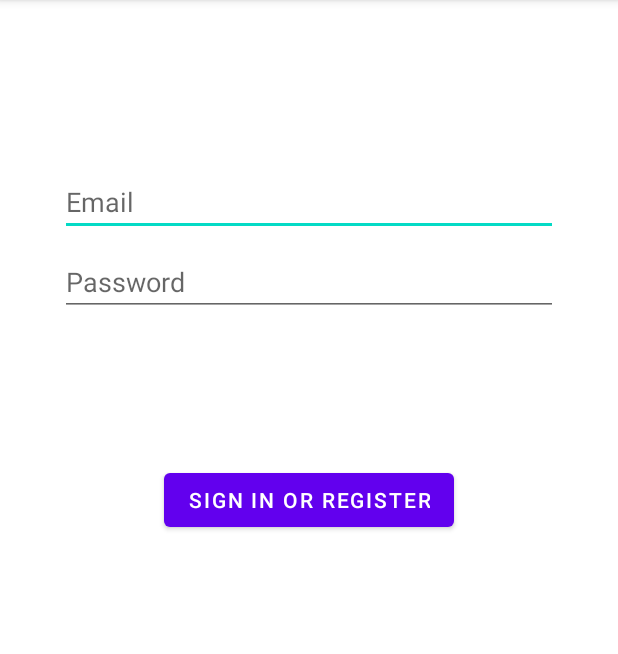
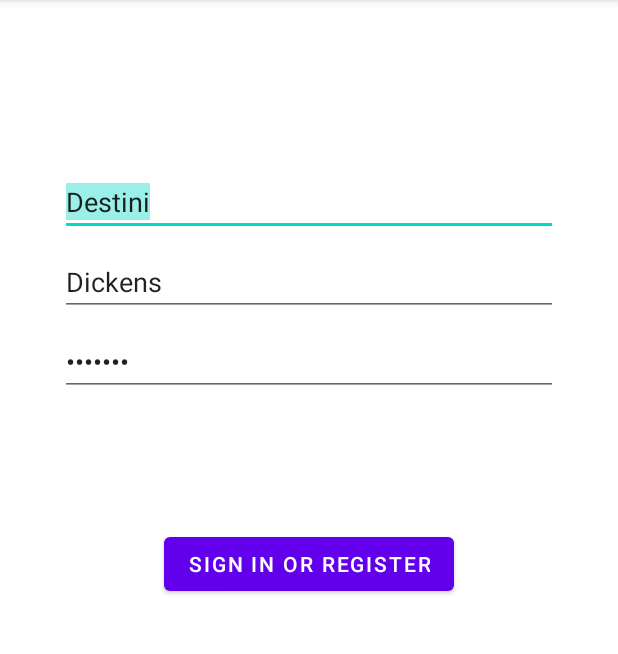
Before and after one commit to deconinckflo/SecureBankAccountsGroup7, an Android app: the screen it shows after launch (LoginActivity), after a tap on "SIGN IN OR REGISTER", on a phone screen of 412 x 824 dp, the part 84-738 px from its top. Run offline under Robolectric (Android 15) with nearby library versions, the light colour scheme and no system bars.

Commit message:
add login

```diff
--- a/app/src/main/AndroidManifest.xml
+++ b/app/src/main/AndroidManifest.xml
@@ -3,7 +3,7 @@
     package="com.group7.secureBankAccounts">
     <uses-permission android:name="android.permission.INTERNET" />
     <application
-        android:allowBackup="true"
+        android:allowBackup="false"
         android:icon="@mipmap/ic_launcher"
         android:label="@string/app_name"
         android:supportsRtl="true"
--- /dev/null
+++ b/app/src/main/java/com/group7/secureBankAccounts/dataBase/UsersDao.java
@@ -0,0 +1,76 @@
+package com.group7.secureBankAccounts.dataBase;
+
+import android.content.Context;
+import android.database.Cursor;
+import android.database.sqlite.SQLiteDatabase;
+import android.database.sqlite.SQLiteStatement;
+import android.util.Log;
+
+import com.google.gson.JsonArray;
+import com.google.gson.JsonObject;
+import com.group7.secureBankAccounts.ApiRequest.Api;
+import com.group7.secureBankAccounts.ApiRequest.ApiInterface;
+import com.group7.secureBankAccounts.data.model.Users;
+
+import org.jetbrains.annotations.NotNull;
+
+import java.sql.PreparedStatement;
+import java.sql.ResultSet;
+
+import retrofit2.Call;
+import retrofit2.Callback;
+import retrofit2.Response;
+
+public class UsersDao {
+
+    public Users getUserById(Context c, Integer id) {
+        UsersDbHelper dbHelper = new UsersDbHelper(c);
+        SQLiteDatabase db = dbHelper.getWritableDatabase();
+        Cursor dbCursor = db.query(Variable.TABLE_NAME,
+                new String[]{Variable.COLUMN_NAME_FIRST_NAME, Variable.COLUMN_NAME_LAST_NAME,Variable.COLUMN_NAME_PASSWORD},
+                Variable._ID + "= ?",
+                new String[]{id.toString()}, null, null, null);
+        if (!dbCursor.moveToFirst()) {
+            return null;
+        }  else {
+            String firstName = dbCursor.getString(dbCursor.getColumnIndex(Variable.COLUMN_NAME_FIRST_NAME));
+            String lastName = dbCursor.getString(dbCursor.getColumnIndex(Variable.COLUMN_NAME_FIRST_NAME));
+            String password = dbCursor.getString(dbCursor.getColumnIndex(Variable.COLUMN_NAME_PASSWORD));
+            return new Users(firstName, lastName, id,  password);
+        }
+    }
+
+    public void insertUsers(Context c, String firstName, String lastName, String hash) {
+        UsersDbHelper dbHelper = new UsersDbHelper(c);
+        SQLiteDatabase db = dbHelper.getWritableDatabase();
+
+        String sqlQuery = "INSERT INTO " + Variable.TABLE_NAME + "(" + Variable.COLUMN_NAME_FIRST_NAME + "," + Variable.COLUMN_NAME_LAST_NAME + "," + Variable.COLUMN_NAME_PASSWORD + ") VALUES(?,?,?)";
+        SQLiteStatement statement = db.compileStatement(sqlQuery);
+        statement.bindString(1, firstName);
+        statement.bindString(2, lastName);
+        statement.bindString(3, hash);
+        statement.executeInsert();
+    }
+
+
+
+
+
+    public Users getUserByFirstNameAndLastName(Context c, String firstName , String lastName) {
+        UsersDbHelper dbHelper = new UsersDbHelper(c);
+        SQLiteDatabase db = dbHelper.getWritableDatabase();
+        Cursor dbCursor = db.query(Variable.TABLE_NAME,
+                new String[]{Variable._ID, Variable.COLUMN_NAME_PASSWORD},
+                Variable.COLUMN_NAME_FIRST_NAME + "= ? AND "+Variable.COLUMN_NAME_LAST_NAME + "= ?",
+                new String[]{firstName,lastName}, null, null, null);
+
+
+        if (!dbCursor.moveToFirst()) {
+            return null;
+        } else {
+            String password = dbCursor.getString(dbCursor.getColumnIndex(Variable.COLUMN_NAME_PASSWORD));
+            Integer id = dbCursor.getInt(dbCursor.getColumnIndex(Variable._ID));
+            return new Users(firstName, lastName, id,  password);
+        }
+    }
+}
--- /dev/null
+++ b/app/src/main/java/com/group7/secureBankAccounts/dataBase/UsersDbHelper.java
@@ -0,0 +1,45 @@
+package com.group7.secureBankAccounts.dataBase;
+
+import android.content.Context;
+import android.database.sqlite.SQLiteDatabase;
+import android.database.sqlite.SQLiteOpenHelper;
+import android.provider.BaseColumns;
+
+import androidx.annotation.Nullable;
+
+public class UsersDbHelper  extends SQLiteOpenHelper {
+
+
+    public static final int DATABASE_VERSION = 1;
+    public static final String DATABASE_NAME = "BankAccount.db";
+
+
+    private static final String SQL_CREATE_ENTRIES =
+            "CREATE TABLE " + Variable.TABLE_NAME + " (" +
+                    Variable._ID + " INTEGER PRIMARY KEY," +
+                    Variable.COLUMN_NAME_FIRST_NAME + " TEXT," +
+                    Variable.COLUMN_NAME_LAST_NAME + " TEXT," +
+                    Variable.COLUMN_NAME_PASSWORD + " TEXT)";
+
+
+
+
+
+    public UsersDbHelper(@Nullable Context context) {
+        super(context, DATABASE_NAME, null, DATABASE_VERSION);
+    }
+
+
+    @Override
+    public void onCreate(SQLiteDatabase db) {
+
+        db.execSQL(SQL_CREATE_ENTRIES);
+    }
+
+    @Override
+    public void onUpgrade(SQLiteDatabase db, int oldVersion, int newVersion) {
+
+    }
+
+
+}
--- a/app/src/main/java/com/group7/secureBankAccounts/ui/login/LoginActivity.java
+++ b/app/src/main/java/com/group7/secureBankAccounts/ui/login/LoginActivity.java
@@ -7,117 +7,54 @@ import android.os.Bundle;
 import android.util.Log;
 import android.view.View;
 import android.widget.EditText;
-import android.widget.TextView;
 
 import androidx.annotation.RequiresApi;
 import androidx.appcompat.app.AppCompatActivity;
 
+
 import com.group7.secureBankAccounts.R;
+import com.group7.secureBankAccounts.data.model.Cipher;
+import com.group7.secureBankAccounts.data.model.Users;
+import com.group7.secureBankAccounts.dataBase.UsersDao;
 
-import java.math.BigInteger;
-import java.security.MessageDigest;
 import java.security.NoSuchAlgorithmException;
-import java.security.SecureRandom;
 import java.security.spec.InvalidKeySpecException;
-import java.security.spec.KeySpec;
-import java.util.Base64;
+import java.sql.SQLException;
 
-import javax.crypto.KeyGenerator;
-import javax.crypto.SecretKey;
-import javax.crypto.SecretKeyFactory;
-import javax.crypto.interfaces.PBEKey;
-import javax.crypto.spec.PBEKeySpec;
-import javax.crypto.spec.SecretKeySpec;
 
 public class LoginActivity extends AppCompatActivity {
 
 
     @Override
     public void onCreate(Bundle savedInstanceState) {
+
         super.onCreate(savedInstanceState);
         setContentView(R.layout.activity_login);
+
     }
 
     @RequiresApi(api = Build.VERSION_CODES.O)
-    public void buttonConnection(View view) throws NoSuchAlgorithmException, InvalidKeySpecException {
-        EditText textViewUserName = (EditText) findViewById(R.id.username);
+    public void buttonConnection(View view) throws NoSuchAlgorithmException, InvalidKeySpecException, SQLException {
+        EditText textViewUserFirstName = (EditText) findViewById(R.id.firstNameText);
+        EditText textViewUserLastName = (EditText) findViewById(R.id.lastNameText);
         EditText textViewPassword = (EditText) findViewById(R.id.password);
 
-        String userName = textViewUserName.getText().toString();
+        String firstName = textViewUserFirstName.getText().toString();
+        String lastName = textViewUserLastName.getText().toString();
         String password = textViewPassword.getText().toString();
 
-        int iterations = 1000;
-        char[] chars = password.toCharArray();
-        byte[] salt = getSalt();
 
-        PBEKeySpec spec = new PBEKeySpec(chars, salt, iterations, 64 * 8);
-        SecretKeyFactory skf = SecretKeyFactory.getInstance("PBKDF2WithHmacSHA1");
-        byte[] hash = skf.generateSecret(spec).getEncoded();
-        Log.d("lol",iterations + ":" + toHex(salt) + ":" + toHex(hash));
+        UsersDao usersDao = new UsersDao();
 
+        Users user = usersDao.getUserByFirstNameAndLastName(this, firstName, lastName);
+        if (user == null) {
 
-
+        } else {
+            Log.d("lol", String.valueOf(Cipher.validatePassword(password, user.getPassword())));
+        }
 
 
     }
-    private static byte[] getSalt () throws NoSuchAlgorithmException {
-        SecureRandom sr = SecureRandom.getInstance("SHA1PRNG");
-        byte[] salt = new byte[16];
-        sr.nextBytes(salt);
-        return salt;
-    }
 
 
-    private static boolean validatePassword (String originalPassword, String storedPassword) throws
-            NoSuchAlgorithmException, InvalidKeySpecException
-    {
-        String[] parts = storedPassword.split(":");
-        int iterations = Integer.parseInt(parts[0]);
-        byte[] salt = fromHex(parts[1]);
-        byte[] hash = fromHex(parts[2]);
-
-        PBEKeySpec spec = new PBEKeySpec(originalPassword.toCharArray(), salt, iterations, hash.length * 8);
-        SecretKeyFactory skf = SecretKeyFactory.getInstance("PBKDF2WithHmacSHA1");
-        byte[] testHash = skf.generateSecret(spec).getEncoded();
-
-        int diff = hash.length ^ testHash.length;
-        for (int i = 0; i < hash.length && i < testHash.length; i++) {
-            diff |= hash[i] ^ testHash[i];
-        }
-        return diff == 0;
-    }
-
-    private static String toHex(byte[] array) throws NoSuchAlgorithmException
-    {
-        BigInteger bi = new BigInteger(1, array);
-        String hex = bi.toString(16);
-        int paddingLength = (array.length * 2) - hex.length();
-        if(paddingLength > 0)
-        {
-            return String.format("%0"  +paddingLength + "d", 0) + hex;
-        }else{
-            return hex;
-        }
-    }
-
-    private static String generateStorngPasswordHash(String password) throws NoSuchAlgorithmException, InvalidKeySpecException
-    {
-        int iterations = 1000;
-        char[] chars = password.toCharArray();
-        byte[] salt = getSalt();
-
-        PBEKeySpec spec = new PBEKeySpec(chars, salt, iterations, 64 * 8);
-        SecretKeyFactory skf = SecretKeyFactory.getInstance("PBKDF2WithHmacSHA1");
-        byte[] hash = skf.generateSecret(spec).getEncoded();
-        return iterations + ":" + toHex(salt) + ":" + toHex(hash);
-    }
-    private static byte[] fromHex(String hex) throws NoSuchAlgorithmException
-    {
-        byte[] bytes = new byte[hex.length() / 2];
-        for(int i = 0; i<bytes.length ;i++)
-        {
-            bytes[i] = (byte)Integer.parseInt(hex.substring(2 * i, 2 * i + 2), 16);
-        }
-        return bytes;
-    }
 }
--- a/app/src/main/res/layout/activity_login.xml
+++ b/app/src/main/res/layout/activity_login.xml
@@ -12,18 +12,34 @@
     tools:context=".ui.login.LoginActivity">
 
     <EditText
-        android:id="@+id/username"
+        android:id="@+id/firstNameText"
         android:layout_width="0dp"
         android:layout_height="wrap_content"
         android:layout_marginStart="24dp"
         android:layout_marginTop="96dp"
         android:layout_marginEnd="24dp"
-        android:hint="@string/prompt_email"
+        android:hint="@string/prompt_firstName"
         android:inputType="textEmailAddress"
         android:selectAllOnFocus="true"
+        android:text="Destini"
         app:layout_constraintEnd_toEndOf="parent"
         app:layout_constraintStart_toStartOf="parent"
         app:layout_constraintTop_toTopOf="parent" />
+
+    <EditText
+        android:id="@+id/lastNameText"
+        android:layout_width="0dp"
+        android:layout_height="wrap_content"
+        android:layout_marginStart="24dp"
+        android:layout_marginTop="8dp"
+        android:layout_marginEnd="24dp"
+        android:hint="@string/prompt_lastName"
+        android:inputType="textEmailAddress"
+        android:selectAllOnFocus="true"
+        android:text="Dickens"
+        app:layout_constraintEnd_toEndOf="parent"
+        app:layout_constraintStart_toStartOf="parent"
+        app:layout_constraintTop_toBottomOf="@+id/firstNameText" />
 
     <EditText
         android:id="@+id/password"
@@ -37,9 +53,10 @@
         android:imeOptions="actionDone"
         android:inputType="textPassword"
         android:selectAllOnFocus="true"
+        android:text="bonjour"
         app:layout_constraintEnd_toEndOf="parent"
         app:layout_constraintStart_toStartOf="parent"
-        app:layout_constraintTop_toBottomOf="@+id/username" />
+        app:layout_constraintTop_toBottomOf="@+id/lastNameText" />
 
     <Button
         android:id="@+id/login"
--- a/app/src/main/res/values/strings.xml
+++ b/app/src/main/res/values/strings.xml
@@ -2,6 +2,8 @@
     <string name="app_name">SecureBankAccountsGroup7</string>
     <!-- Strings related to login -->
     <string name="prompt_email">Email</string>
+    <string name="prompt_firstName">First Name</string>
+    <string name="prompt_lastName">Last Name</string>
     <string name="prompt_password">Password</string>
     <string name="action_sign_in">Sign in or register</string>
     <string name="action_sign_in_short">Sign in</string>
```
Also changed, not shown: app/src/main/java/com/group7/secureBankAccounts/data/model/Cipher.java (added, +68 -0 lines), app/src/main/java/com/group7/secureBankAccounts/data/model/Users.java (+20 -65 lines), app/src/main/java/com/group7/secureBankAccounts/dataBase/Variable.java (added, +11 -0 lines).
